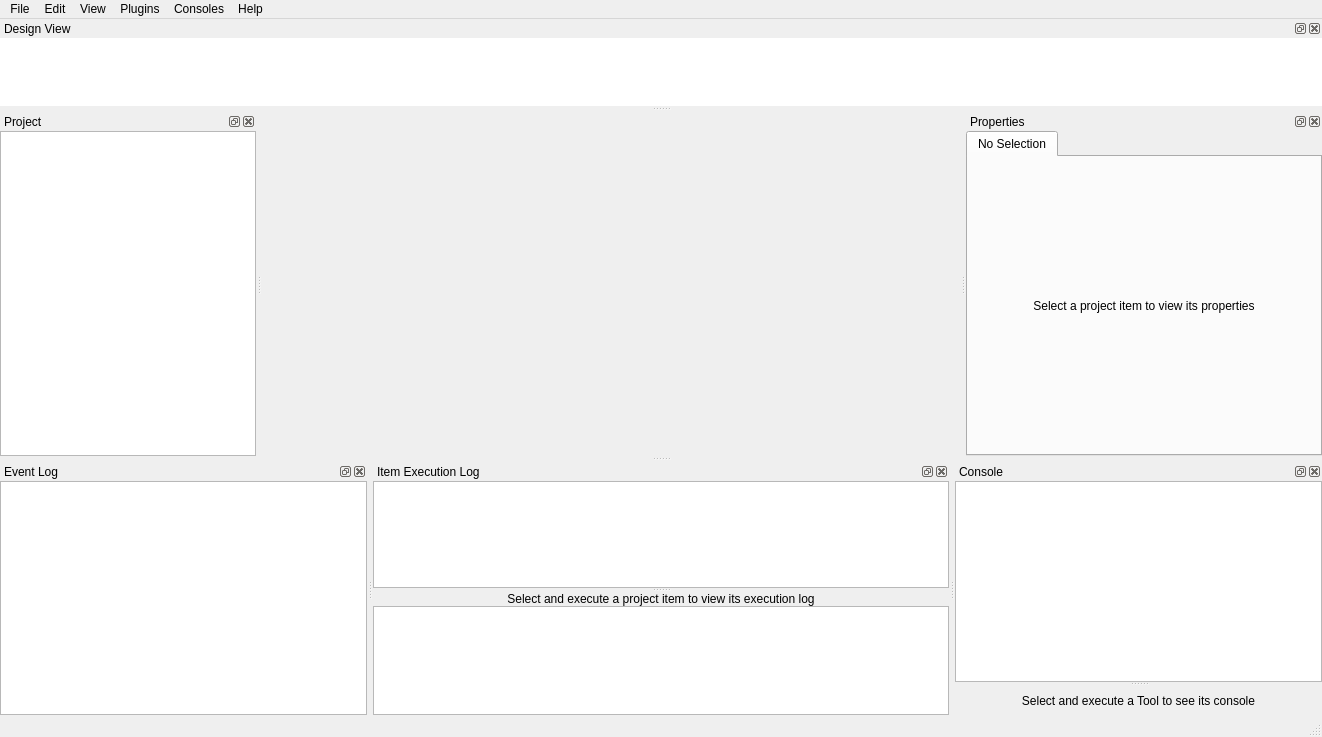
Old version of the form spinetoolbox/ui/mainwindow.ui in the repository spine-tools/Spine-Toolbox.
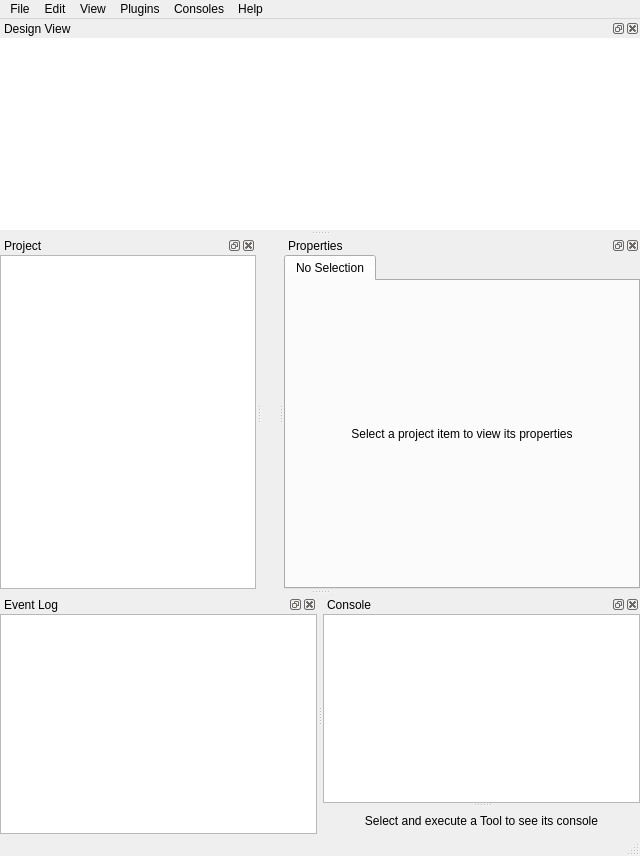
New version of the form. Icons and pictures are not drawn. Custom widgets are drawn as their Qt base class.

Commit message:
Log all execution messages in the same log
Re #1064, #1540, #1610

Patch:
```diff
--- a/spinetoolbox/ui/mainwindow.ui
+++ b/spinetoolbox/ui/mainwindow.ui
@@ -18,8 +18,8 @@
    <rect>
     <x>0</x>
     <y>0</y>
-    <width>1322</width>
-    <height>737</height>
+    <width>640</width>
+    <height>856</height>
    </rect>
   </property>
   <property name="windowTitle">
@@ -34,8 +34,8 @@
     <rect>
      <x>0</x>
      <y>0</y>
-     <width>1322</width>
-     <height>27</height>
+     <width>640</width>
+     <height>22</height>
     </rect>
    </property>
    <property name="nativeMenuBar">
@@ -192,100 +192,6 @@
     </layout>
    </widget>
   </widget>
-  <widget class="QDockWidget" name="dockWidget_itemlog">
-   <property name="sizePolicy">
-    <sizepolicy hsizetype="Preferred" vsizetype="Preferred">
-     <horstretch>0</horstretch>
-     <verstretch>0</verstretch>
-    </sizepolicy>
-   </property>
-   <property name="minimumSize">
-    <size>
-     <width>402</width>
-     <height>229</height>
-    </size>
-   </property>
-   <property name="windowTitle">
-    <string>Item Execution Log</string>
-   </property>
-   <attribute name="dockWidgetArea">
-    <number>8</number>
-   </attribute>
-   <widget class="QWidget" name="dockWidgetContents_2">
-    <property name="sizePolicy">
-     <sizepolicy hsizetype="Expanding" vsizetype="Expanding">
-      <horstretch>0</horstretch>
-      <verstretch>0</verstretch>
-     </sizepolicy>
-    </property>
-    <layout class="QVBoxLayout" name="verticalLayout_7">
-     <property name="spacing">
-      <number>1</number>
-     </property>
-     <property name="leftMargin">
-      <number>0</number>
-     </property>
-     <property name="topMargin">
-      <number>0</number>
-     </property>
-     <property name="rightMargin">
-      <number>0</number>
-     </property>
-     <property name="bottomMargin">
-      <number>0</number>
-     </property>
-     <item>
-      <widget class="QSplitter" name="splitter_item_log">
-       <property name="orientation">
-        <enum>Qt::Vertical</enum>
-       </property>
-       <widget class="QTreeView" name="listView_log_executions"/>
-       <widget class="QWidget" name="layoutWidget">
-        <layout class="QVBoxLayout" name="verticalLayout_3">
-         <property name="spacing">
-          <number>0</number>
-         </property>
-         <item>
-          <widget class="QLabel" name="label_no_itemlog">
-           <property name="text">
-            <string>Select and execute a project item to view its execution log</string>
-           </property>
-           <property name="alignment">
-            <set>Qt::AlignCenter</set>
-           </property>
-           <property name="wordWrap">
-            <bool>true</bool>
-           </property>
-          </widget>
-         </item>
-         <item>
-          <widget class="CustomQTextBrowser" name="textBrowser_itemlog">
-           <property name="sizePolicy">
-            <sizepolicy hsizetype="Preferred" vsizetype="Preferred">
-             <horstretch>0</horstretch>
-             <verstretch>0</verstretch>
-            </sizepolicy>
-           </property>
-           <property name="font">
-            <font>
-             <family>Segoe UI</family>
-            </font>
-           </property>
-           <property name="contextMenuPolicy">
-            <enum>Qt::DefaultContextMenu</enum>
-           </property>
-           <property name="openLinks">
-            <bool>false</bool>
-           </property>
-          </widget>
-         </item>
-        </layout>
-       </widget>
-      </widget>
-     </item>
-    </layout>
-   </widget>
-  </widget>
   <widget class="QDockWidget" name="dockWidget_item">
    <property name="minimumSize">
     <size>
```
The commit also changes 12 other files.
